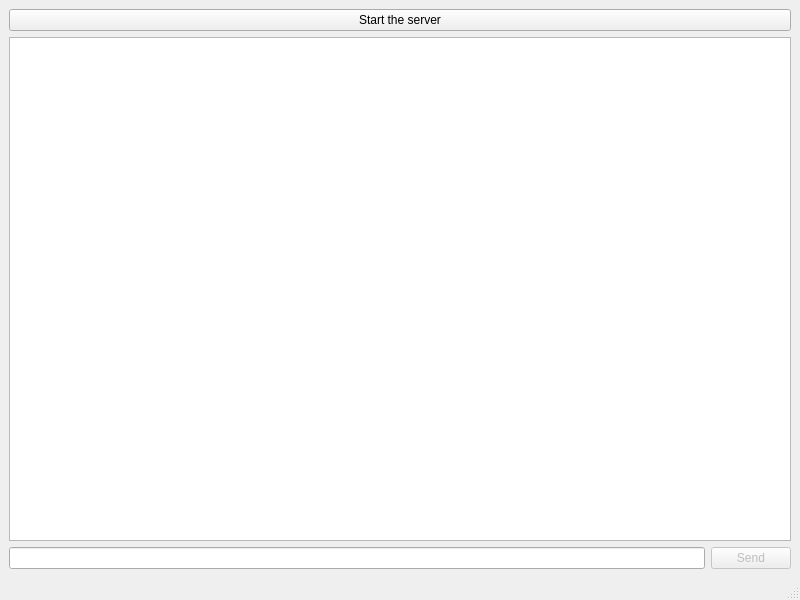
Qt form ProjectApp/TCPServer/QTcpServerApp/tcpserver.ui (ArmanHZ/CS333_project) before a commit.
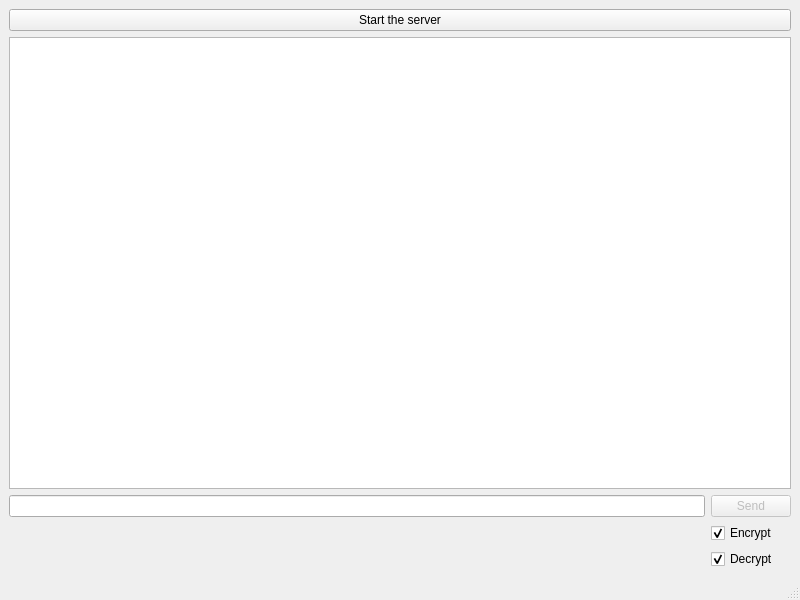
The same form after that commit.

What changed in the file:
```diff
--- a/ProjectApp/TCPServer/QTcpServerApp/tcpserver.ui
+++ b/ProjectApp/TCPServer/QTcpServerApp/tcpserver.ui
@@ -32,9 +32,6 @@
       </property>
      </widget>
     </item>
-    <item row="2" column="0">
-     <widget class="QLineEdit" name="lineEdit"/>
-    </item>
     <item row="0" column="0" colspan="2">
      <widget class="QPushButton" name="startServerButton">
       <property name="text">
@@ -42,6 +39,35 @@
       </property>
      </widget>
     </item>
+    <item row="2" column="0">
+     <widget class="QLineEdit" name="lineEdit"/>
+    </item>
+    <item row="3" column="1">
+     <widget class="QCheckBox" name="encryptCheckBox">
+      <property name="toolTip">
+       <string/>
+      </property>
+      <property name="text">
+       <string>Encrypt</string>
+      </property>
+      <property name="checked">
+       <bool>true</bool>
+      </property>
+     </widget>
+    </item>
+    <item row="4" column="1">
+     <widget class="QCheckBox" name="decryptCheckBox">
+      <property name="toolTip">
+       <string>Decrypts the incoming meesage. Uncheck for demonstration purposes.</string>
+      </property>
+      <property name="text">
+       <string>Decrypt</string>
+      </property>
+      <property name="checked">
+       <bool>true</bool>
+      </property>
+     </widget>
+    </item>
    </layout>
   </widget>
   <widget class="QMenuBar" name="menubar">
```
